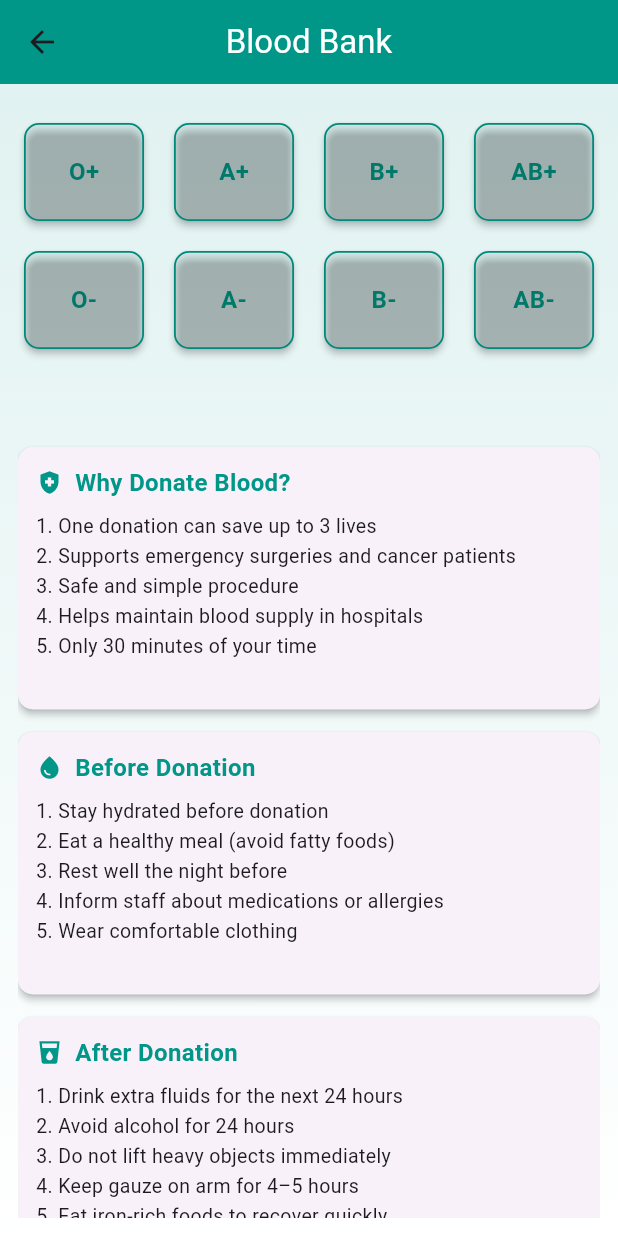
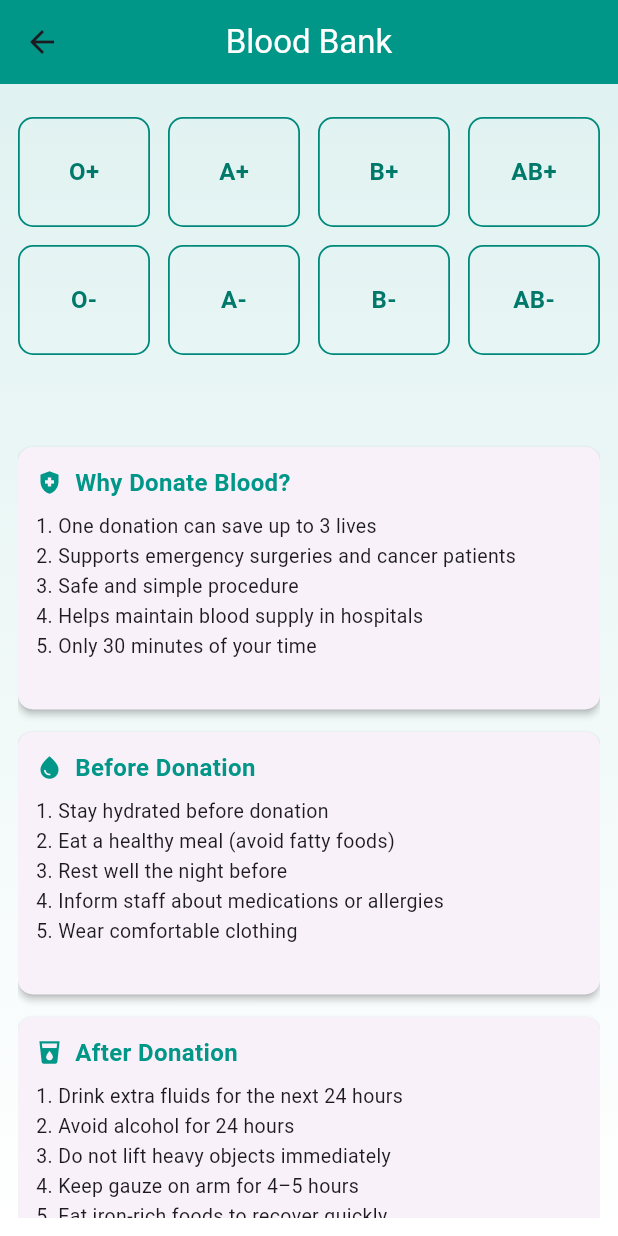
Before and after one commit to riazulrocky/Health-Expert-Flutter-App, a Flutter app: the BloodBankPage screen opened directly, on a phone screen of 412 x 824 dp. Run offline on Flutter 3.47's test engine with Material 3 defaults, Android fonts, the phone set to English and light mode, and no system bars.

Commit message:
blood bank

```diff
--- a/lib/blood_bank/blood_bank_page.dart
+++ b/lib/blood_bank/blood_bank_page.dart
@@ -29,18 +29,16 @@ class BloodBankPage extends StatelessWidget {
 5. Eat iron-rich foods to recover quickly
   ''';
 
-  // Build compact blood group card
+  // Build blood group card with no background
   Widget _buildBloodGroupCard(BuildContext context, String bloodType) {
-    return Card(
-      elevation: 2,
-      shape: RoundedRectangleBorder(
-        borderRadius: BorderRadius.circular(10),
-        side: BorderSide(
-          color: Colors.teal.shade600,
+    return Container(
+      decoration: BoxDecoration(
+        borderRadius: BorderRadius.circular(10), // Match previous card corners
+        border: Border.all(
+          color: Colors.teal.shade600, // Border only
           width: 1.2,
         ),
       ),
-      color: Colors.teal.withOpacity(0.03),
       child: InkWell(
         onTap: () {
           ScaffoldMessenger.of(context).showSnackBar(
```
